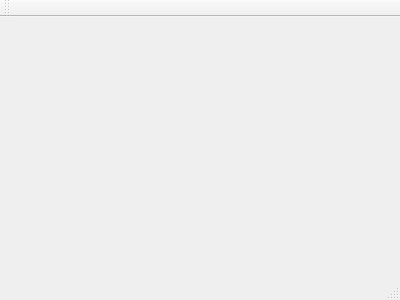
aarontc/Home-Automation-Manager, file HomeAutomationManagerFrontend/mainwindow.ui: the form before one commit.
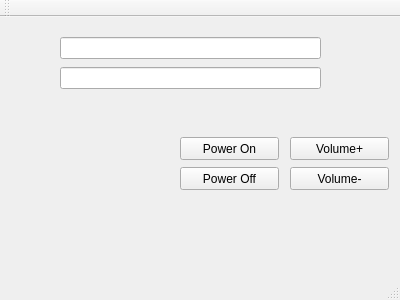
The form after the commit.

The edit to the form file:
```diff
--- a/HomeAutomationManagerFrontend/mainwindow.ui
+++ b/HomeAutomationManagerFrontend/mainwindow.ui
@@ -12,13 +12,101 @@
   <property name="windowTitle" >
    <string>MainWindow</string>
   </property>
-  <widget class="QMenuBar" name="menuBar" />
-  <widget class="QToolBar" name="mainToolBar" />
-  <widget class="QWidget" name="centralWidget" />
-  <widget class="QStatusBar" name="statusBar" />
+  <widget class="QWidget" name="centralWidget">
+   <widget class="QLineEdit" name="lineEdit">
+    <property name="geometry">
+     <rect>
+      <x>60</x>
+      <y>20</y>
+      <width>261</width>
+      <height>22</height>
+     </rect>
+    </property>
+   </widget>
+   <widget class="QLineEdit" name="lineEdit_2">
+    <property name="geometry">
+     <rect>
+      <x>60</x>
+      <y>50</y>
+      <width>261</width>
+      <height>22</height>
+     </rect>
+    </property>
+   </widget>
+   <widget class="QPushButton" name="pushButton">
+    <property name="geometry">
+     <rect>
+      <x>180</x>
+      <y>120</y>
+      <width>99</width>
+      <height>23</height>
+     </rect>
+    </property>
+    <property name="text">
+     <string>Power On</string>
+    </property>
+   </widget>
+   <widget class="QPushButton" name="pushButton_2">
+    <property name="geometry">
+     <rect>
+      <x>180</x>
+      <y>150</y>
+      <width>99</width>
+      <height>23</height>
+     </rect>
+    </property>
+    <property name="text">
+     <string>Power Off</string>
+    </property>
+   </widget>
+   <widget class="QPushButton" name="pushButton_3">
+    <property name="geometry">
+     <rect>
+      <x>290</x>
+      <y>120</y>
+      <width>99</width>
+      <height>23</height>
+     </rect>
+    </property>
+    <property name="text">
+     <string>Volume+</string>
+    </property>
+   </widget>
+   <widget class="QPushButton" name="pushButton_4">
+    <property name="geometry">
+     <rect>
+      <x>290</x>
+      <y>150</y>
+      <width>99</width>
+      <height>23</height>
+     </rect>
+    </property>
+    <property name="text">
+     <string>Volume-</string>
+    </property>
+   </widget>
+  </widget>
+  <widget class="QMenuBar" name="menuBar">
+   <property name="geometry">
+    <rect>
+     <x>0</x>
+     <y>0</y>
+     <width>400</width>
+     <height>20</height>
+    </rect>
+   </property>
+  </widget>
+  <widget class="QToolBar" name="mainToolBar">
+   <attribute name="toolBarArea">
+    <enum>TopToolBarArea</enum>
+   </attribute>
+   <attribute name="toolBarBreak">
+    <bool>false</bool>
+   </attribute>
+  </widget>
+  <widget class="QStatusBar" name="statusBar"/>
  </widget>
- <layoutDefault spacing="6" margin="11" />
- <pixmapfunction></pixmapfunction>
+ <layoutdefault spacing="6" margin="11"/>
  <resources/>
  <connections/>
 </ui>
```
Left out of the diff: 7 changed lines with no effect on the pictures.
